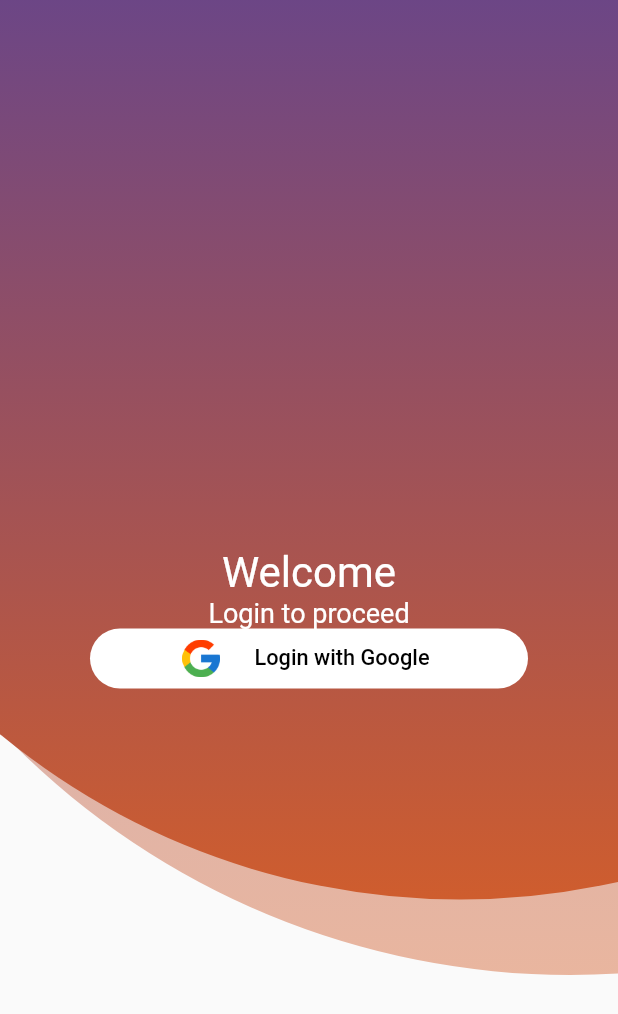
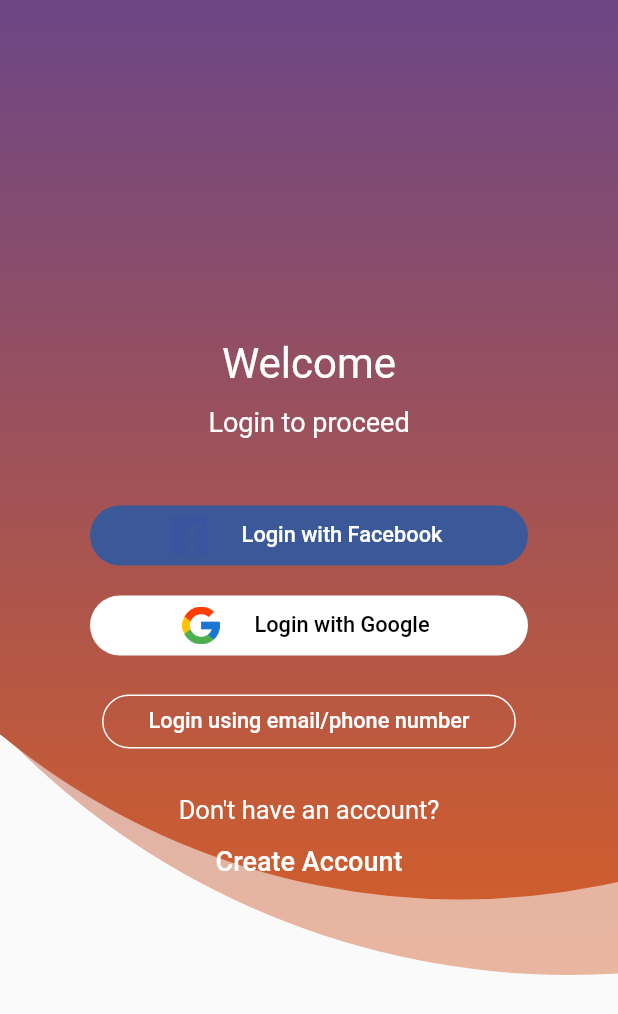
Before and after one commit to dhruvroytalukdar/rupi-frontend-development, a Flutter app: the screen it shows after launch, on a phone screen of 412 x 824 dp. Shown: the top 1014 px of the screen. Run offline on Flutter 3.47's test engine with Material 2 defaults, Android fonts, the phone set to English and light mode, and no system bars.

Commit message:
Welcome screen done

```diff
--- a/lib/components/welcome_screen/content_section.dart
+++ b/lib/components/welcome_screen/content_section.dart
@@ -1,4 +1,3 @@
-import 'package:flutter/cupertino.dart';
 import 'package:flutter/material.dart';
 import 'package:frontend/components/welcome_screen/social_button.dart';
 
@@ -17,22 +16,61 @@ class ContentSection extends StatelessWidget {
       child:Column(
         mainAxisAlignment: MainAxisAlignment.center,
         crossAxisAlignment: CrossAxisAlignment.center,
-        children: const [
-          Text(
+        children: [
+          const Text(
             "Welcome",
             style: TextStyle(
                 fontSize: 28.0,
                 color: Colors.white,
             ),
           ),
-          Text(
+          const SizedBox(height:12),
+          const Text(
             "Login to proceed",
             style: TextStyle(
               fontSize: 18.0,
               color: Colors.white,
             ),
           ),
-          SocialButton(text: "Login with Google", iconAddr: "assets/icons/google.jpg", primaryColor: Colors.white, textColor: Colors.black),
+          const SizedBox(height:45),
+          const SocialButton(text: "Login with Facebook", iconAddr: "assets/icons/facebook.png", primaryColor: Color(0xff3b5998), textColor: Colors.white),
+          const SizedBox(height:20),
+          const SocialButton(text: "Login with Google", iconAddr: "assets/icons/google.jpg", primaryColor: Colors.white, textColor: Colors.black),
+          const SizedBox(height:20),
+          OutlinedButton(
+              onPressed: (){},
+              style: OutlinedButton.styleFrom(
+                side: const BorderSide(color: Colors.white),
+                shape:RoundedRectangleBorder(
+                  borderRadius: BorderRadius.circular(25.0),
+                ),
+              ),
+              child: const Padding(
+                padding: EdgeInsets.symmetric(horizontal: 15.0),
+                child: Text("Login using email/phone number",
+                  style: TextStyle(
+                    color:Colors.white,
+                    fontSize: 14.5,
+                  ),
+                ),
+              ),
+          ),
+          const SizedBox(height:25),
+          const Text("Don't have an account?",
+            style: TextStyle(
+              color:Colors.white,
+              fontSize: 17,
+            ),
+          ),
+          TextButton(
+            child: const Text("Create Account",
+              style: TextStyle(
+                color:Colors.white,
+                fontSize: 18,
+              ),
+            ),
+            onPressed: () { },
+          ),
         ],
       ),
     );
--- a/lib/components/welcome_screen/social_button.dart
+++ b/lib/components/welcome_screen/social_button.dart
@@ -1,7 +1,9 @@
 import 'package:flutter/material.dart';
 
+// A single widget that implements the social login button
 class SocialButton extends StatelessWidget {
 
+  // Class Attributes
   final String text;
   final String iconAddr;
   final Color primaryColor;
```
